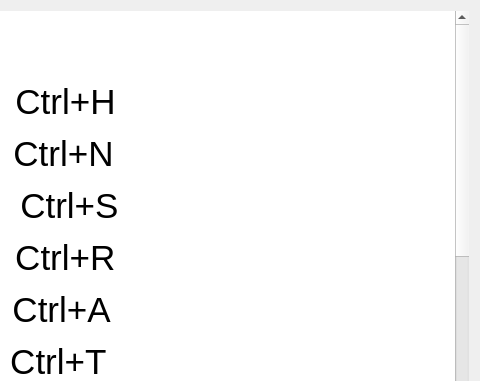
Before: the Qt Designer form Codebase/GUI/UI_Files/HelpWidget.ui in Mulukulum/Amberia, drawn with Qt 5; both pictures show x 687 to 1167 and y 0 to 381 of the 1167 by 665 pixel window.
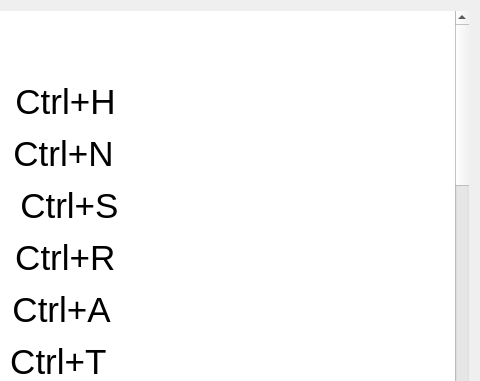
After: the same form once the commit is applied. Icons and pictures are not drawn.

Diff of the .ui file:
```diff
--- a/Codebase/GUI/UI_Files/HelpWidget.ui
+++ b/Codebase/GUI/UI_Files/HelpWidget.ui
@@ -45,7 +45,7 @@
 &lt;p style=&quot; margin-top:12px; margin-bottom:12px; margin-left:0px; margin-right:0px; -qt-block-indent:0; text-indent:0px;&quot;&gt;&lt;span style=&quot; font-size:16pt;&quot;&gt;The '&lt;/span&gt;&lt;span style=&quot; font-size:16pt; font-weight:600;&quot;&gt;Today's Tasks&lt;/span&gt;&lt;span style=&quot; font-size:16pt;&quot;&gt;' Button shows you the tasks that are due today.&lt;/span&gt;&lt;span style=&quot; font-size:14pt;&quot;&gt; &lt;/span&gt;&lt;/p&gt;
 &lt;p style=&quot; margin-top:12px; margin-bottom:12px; margin-left:0px; margin-right:0px; -qt-block-indent:0; text-indent:0px;&quot;&gt;&lt;span style=&quot; font-size:16pt;&quot;&gt;The '&lt;/span&gt;&lt;span style=&quot; font-size:16pt; font-weight:600;&quot;&gt;Add Project&lt;/span&gt;&lt;span style=&quot; font-size:16pt;&quot;&gt;' Button is used to create a project. &lt;/span&gt;&lt;/p&gt;
 &lt;p style=&quot;-qt-paragraph-type:empty; margin-top:12px; margin-bottom:12px; margin-left:0px; margin-right:0px; -qt-block-indent:0; text-indent:0px; font-size:16pt;&quot;&gt;&lt;br /&gt;&lt;/p&gt;
-&lt;p style=&quot; margin-top:12px; margin-bottom:12px; margin-left:0px; margin-right:0px; -qt-block-indent:0; text-indent:0px;&quot;&gt;&lt;span style=&quot; font-size:22pt; text-decoration: underline;&quot;&gt;Projects:&lt;/span&gt;&lt;/p&gt;
+&lt;p style=&quot; margin-top:12px; margin-bottom:12px; margin-left:0px; margin-right:0px; -qt-block-indent:0; text-indent:0px;&quot;&gt;&lt;span style=&quot; font-size:24pt; text-decoration: underline;&quot;&gt;Projects&lt;/span&gt;&lt;span style=&quot; font-size:24pt;&quot;&gt;:&lt;/span&gt;&lt;/p&gt;
 &lt;p style=&quot; margin-top:12px; margin-bottom:12px; margin-left:0px; margin-right:0px; -qt-block-indent:0; text-indent:0px;&quot;&gt;&lt;span style=&quot; font-size:16pt;&quot;&gt;To get started with managing your tasks, the app requires you to first &lt;/span&gt;&lt;span style=&quot; font-size:16pt; text-decoration: underline;&quot;&gt;create a project&lt;/span&gt;&lt;span style=&quot; font-size:16pt;&quot;&gt;. &lt;/span&gt;&lt;/p&gt;
 &lt;p style=&quot; margin-top:12px; margin-bottom:12px; margin-left:0px; margin-right:0px; -qt-block-indent:0; text-indent:0px;&quot;&gt;&lt;span style=&quot; font-size:16pt;&quot;&gt;Let us create a '&lt;/span&gt;&lt;span style=&quot; font-size:16pt; font-weight:600;&quot;&gt;Computer Science&lt;/span&gt;&lt;span style=&quot; font-size:16pt;&quot;&gt;' themed project to manage our CS related tasks by clicking on the '&lt;/span&gt;&lt;span style=&quot; font-size:16pt; font-weight:600;&quot;&gt;Add Project&lt;/span&gt;&lt;span style=&quot; font-size:16pt;&quot;&gt;' Button.&lt;/span&gt;&lt;/p&gt;
 &lt;p style=&quot; margin-top:12px; margin-bottom:12px; margin-left:0px; margin-right:0px; -qt-block-indent:0; text-indent:0px;&quot;&gt;&lt;span style=&quot; font-size:16pt;&quot;&gt;After specifying the name into the popup dialog, we get to the project screen where we can control tasks and group them.&lt;/span&gt;&lt;/p&gt;
@@ -53,7 +53,27 @@
 &lt;p style=&quot;-qt-paragraph-type:empty; margin-top:12px; margin-bottom:12px; margin-left:0px; margin-right:0px; -qt-block-indent:0; text-indent:0px;&quot;&gt;&lt;br /&gt;&lt;/p&gt;
 &lt;p style=&quot; margin-top:12px; margin-bottom:12px; margin-left:0px; margin-right:0px; -qt-block-indent:0; text-indent:0px;&quot;&gt;&lt;img src=&quot;:/Images/Project.png&quot; /&gt;&lt;/p&gt;
 &lt;p style=&quot; margin-top:12px; margin-bottom:12px; margin-left:0px; margin-right:0px; -qt-block-indent:0; text-indent:0px;&quot;&gt;&lt;span style=&quot; font-size:14pt;&quot;&gt;To &lt;/span&gt;&lt;span style=&quot; font-size:14pt; font-weight:600;&quot;&gt;PERMANENTLY DELETE&lt;/span&gt;&lt;span style=&quot; font-size:14pt;&quot;&gt; the Project, press the '&lt;/span&gt;&lt;span style=&quot; font-size:14pt; font-weight:600;&quot;&gt;Delete&lt;/span&gt;&lt;span style=&quot; font-size:14pt;&quot;&gt;' key on the keyboard or click the '&lt;/span&gt;&lt;span style=&quot; font-size:14pt; font-weight:600;&quot;&gt;Delete Project&lt;/span&gt;&lt;span style=&quot; font-size:14pt;&quot;&gt;' button.&lt;/span&gt;&lt;/p&gt;
-&lt;p style=&quot; margin-top:12px; margin-bottom:12px; margin-left:0px; margin-right:0px; -qt-block-indent:0; text-indent:0px;&quot;&gt;&lt;span style=&quot; font-size:14pt;&quot;&gt;Deletion is a non-reversible action&lt;/span&gt;&lt;br /&gt;&lt;/p&gt;
+&lt;p style=&quot; margin-top:12px; margin-bottom:12px; margin-left:0px; margin-right:0px; -qt-block-indent:0; text-indent:0px;&quot;&gt;&lt;span style=&quot; font-size:14pt;&quot;&gt;Deletion is a non-reversible action and once deleted, the project will not be recoverable at all.&lt;/span&gt;&lt;/p&gt;
+&lt;p style=&quot; margin-top:12px; margin-bottom:12px; margin-left:0px; margin-right:0px; -qt-block-indent:0; text-indent:0px;&quot;&gt;&lt;span style=&quot; font-size:14pt;&quot;&gt;Let us now add a few computer science related tasks using the '&lt;/span&gt;&lt;span style=&quot; font-size:14pt; font-weight:600;&quot;&gt;Add Task'&lt;/span&gt;&lt;span style=&quot; font-size:14pt;&quot;&gt; Button.&lt;/span&gt;&lt;/p&gt;
+&lt;p style=&quot;-qt-paragraph-type:empty; margin-top:12px; margin-bottom:12px; margin-left:0px; margin-right:0px; -qt-block-indent:0; text-indent:0px; font-size:16pt;&quot;&gt;&lt;br /&gt;&lt;/p&gt;
+&lt;p style=&quot;-qt-paragraph-type:empty; margin-top:12px; margin-bottom:12px; margin-left:0px; margin-right:0px; -qt-block-indent:0; text-indent:0px;&quot;&gt;&lt;br /&gt;&lt;/p&gt;
+&lt;p style=&quot; margin-top:12px; margin-bottom:12px; margin-left:0px; margin-right:0px; -qt-block-indent:0; text-indent:0px;&quot;&gt;&lt;span style=&quot; font-size:16pt;&quot;&gt;Now that the tasks have been added, it would be convenient to group all the CS Project related tasks together. &lt;/span&gt;&lt;/p&gt;
+&lt;p style=&quot; margin-top:12px; margin-bottom:12px; margin-left:0px; margin-right:0px; -qt-block-indent:0; text-indent:0px;&quot;&gt;&lt;span style=&quot; font-size:16pt;&quot;&gt;Fortunately, Amberia makes this easy with the use of Sections.&lt;/span&gt;&lt;/p&gt;
+&lt;p style=&quot; margin-top:12px; margin-bottom:12px; margin-left:0px; margin-right:0px; -qt-block-indent:0; text-indent:0px;&quot;&gt;&lt;span style=&quot; font-size:24pt; text-decoration: underline;&quot;&gt;Sections&lt;/span&gt;&lt;span style=&quot; font-size:24pt;&quot;&gt;:&lt;/span&gt;&lt;/p&gt;
+&lt;p style=&quot; margin-top:12px; margin-bottom:12px; margin-left:0px; margin-right:0px; -qt-block-indent:0; text-indent:0px;&quot;&gt;&lt;span style=&quot; font-size:14pt;&quot;&gt;To add a section, a user can use the '&lt;/span&gt;&lt;span style=&quot; font-size:14pt; font-weight:600;&quot;&gt;Add Section&lt;/span&gt;&lt;span style=&quot; font-size:14pt;&quot;&gt;' Button. &lt;/span&gt;&lt;/p&gt;
+&lt;p style=&quot; margin-top:12px; margin-bottom:12px; margin-left:0px; margin-right:0px; -qt-block-indent:0; text-indent:0px;&quot;&gt;&lt;span style=&quot; font-size:14pt;&quot;&gt;This section can have tasks added to neatly arrange all your tasks. &lt;/span&gt;&lt;/p&gt;
+&lt;p style=&quot; margin-top:12px; margin-bottom:12px; margin-left:0px; margin-right:0px; -qt-block-indent:0; text-indent:0px;&quot;&gt;&lt;span style=&quot; font-size:14pt;&quot;&gt;An example is shown below where all CS Project related tasks are now visible clearly in a section&lt;/span&gt;&lt;/p&gt;
+&lt;p style=&quot;-qt-paragraph-type:empty; margin-top:12px; margin-bottom:12px; margin-left:0px; margin-right:0px; -qt-block-indent:0; text-indent:0px; font-size:14pt;&quot;&gt;&lt;br /&gt;&lt;/p&gt;
+&lt;p style=&quot; margin-top:12px; margin-bottom:12px; margin-left:0px; margin-right:0px; -qt-block-indent:0; text-indent:0px;&quot;&gt;&lt;span style=&quot; font-size:24pt; text-decoration: underline;&quot;&gt;Tasks&lt;/span&gt;&lt;span style=&quot; font-size:24pt;&quot;&gt;:&lt;/span&gt;&lt;/p&gt;
+&lt;p style=&quot; margin-top:12px; margin-bottom:12px; margin-left:0px; margin-right:0px; -qt-block-indent:0; text-indent:0px;&quot;&gt;&lt;span style=&quot; font-size:14pt;&quot;&gt;Tasks have a few important properties (besides the title). &lt;/span&gt;&lt;/p&gt;
+&lt;p style=&quot; margin-top:12px; margin-bottom:12px; margin-left:0px; margin-right:0px; -qt-block-indent:0; text-indent:0px;&quot;&gt;&lt;span style=&quot; font-size:14pt; font-weight:600; text-decoration: underline;&quot;&gt;1.) Priority Level:&lt;/span&gt;&lt;/p&gt;
+&lt;p style=&quot; margin-top:12px; margin-bottom:12px; margin-left:0px; margin-right:0px; -qt-block-indent:0; text-indent:0px;&quot;&gt;&lt;span style=&quot; font-size:14pt;&quot;&gt;	Tasks are created with a default '&lt;/span&gt;&lt;span style=&quot; font-size:14pt; font-weight:600;&quot;&gt;Priority Level&lt;/span&gt;&lt;span style=&quot; font-size:14pt;&quot;&gt;' of 10. &lt;/span&gt;&lt;/p&gt;
+&lt;p style=&quot; margin-top:12px; margin-bottom:12px; margin-left:0px; margin-right:0px; -qt-block-indent:0; text-indent:0px;&quot;&gt;&lt;span style=&quot; font-size:14pt;&quot;&gt;	There are a total of 10 levels with 1 being the highest. &lt;/span&gt;&lt;/p&gt;
+&lt;p style=&quot; margin-top:12px; margin-bottom:12px; margin-left:0px; margin-right:0px; -qt-block-indent:0; text-indent:0px;&quot;&gt;&lt;span style=&quot; font-size:14pt; font-weight:600; text-decoration: underline;&quot;&gt;2.) Due Date:&lt;/span&gt;&lt;span style=&quot; font-size:14pt; font-weight:600;&quot;&gt; &lt;/span&gt;&lt;/p&gt;
+&lt;p style=&quot; margin-top:12px; margin-bottom:12px; margin-left:0px; margin-right:0px; -qt-block-indent:0; text-indent:0px;&quot;&gt;&lt;span style=&quot; font-size:14pt;&quot;&gt;	Tasks have a due date, which is not set when a task is created. &lt;/span&gt;&lt;/p&gt;
+&lt;p style=&quot; margin-top:12px; margin-bottom:12px; margin-left:0px; margin-right:0px; -qt-block-indent:0; text-indent:0px;&quot;&gt;&lt;span style=&quot; font-size:14pt;&quot;&gt;	Due date maybe set after creation and you can choose to be reminded when the task is due. &lt;/span&gt;&lt;/p&gt;
+&lt;p style=&quot; margin-top:12px; margin-bottom:12px; margin-left:0px; margin-right:0px; -qt-block-indent:0; text-indent:0px;&quot;&gt;&lt;span style=&quot; font-size:14pt; font-weight:600; text-decoration: underline;&quot;&gt;3.) Description:&lt;/span&gt;&lt;span style=&quot; font-size:14pt; font-weight:600;&quot;&gt; &lt;/span&gt;&lt;/p&gt;
+&lt;p style=&quot; margin-top:12px; margin-bottom:12px; margin-left:0px; margin-right:0px; -qt-block-indent:0; text-indent:0px;&quot;&gt;&lt;span style=&quot; font-size:14pt;&quot;&gt;	Tasks can have notes or text attached to them which can be used to store important information like a list of groceries for example.&lt;/span&gt;&lt;br /&gt;&lt;/p&gt;
 &lt;p style=&quot;-qt-paragraph-type:empty; margin-top:12px; margin-bottom:12px; margin-left:0px; margin-right:0px; -qt-block-indent:0; text-indent:0px;&quot;&gt;&lt;br /&gt;&lt;/p&gt;
 &lt;p style=&quot;-qt-paragraph-type:empty; margin-top:12px; margin-bottom:12px; margin-left:0px; margin-right:0px; -qt-block-indent:0; text-indent:0px;&quot;&gt;&lt;br /&gt;&lt;/p&gt;
 &lt;p style=&quot;-qt-paragraph-type:empty; margin-top:12px; margin-bottom:12px; margin-left:0px; margin-right:0px; -qt-block-indent:0; text-indent:0px;&quot;&gt;&lt;br /&gt;&lt;/p&gt;
```
